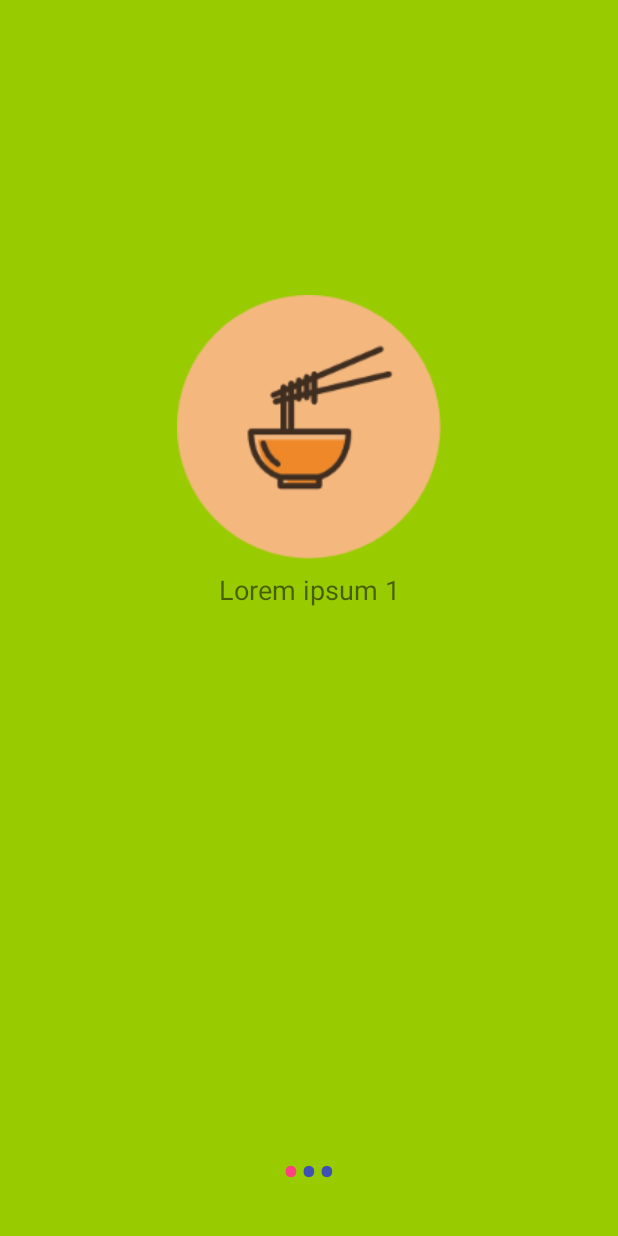
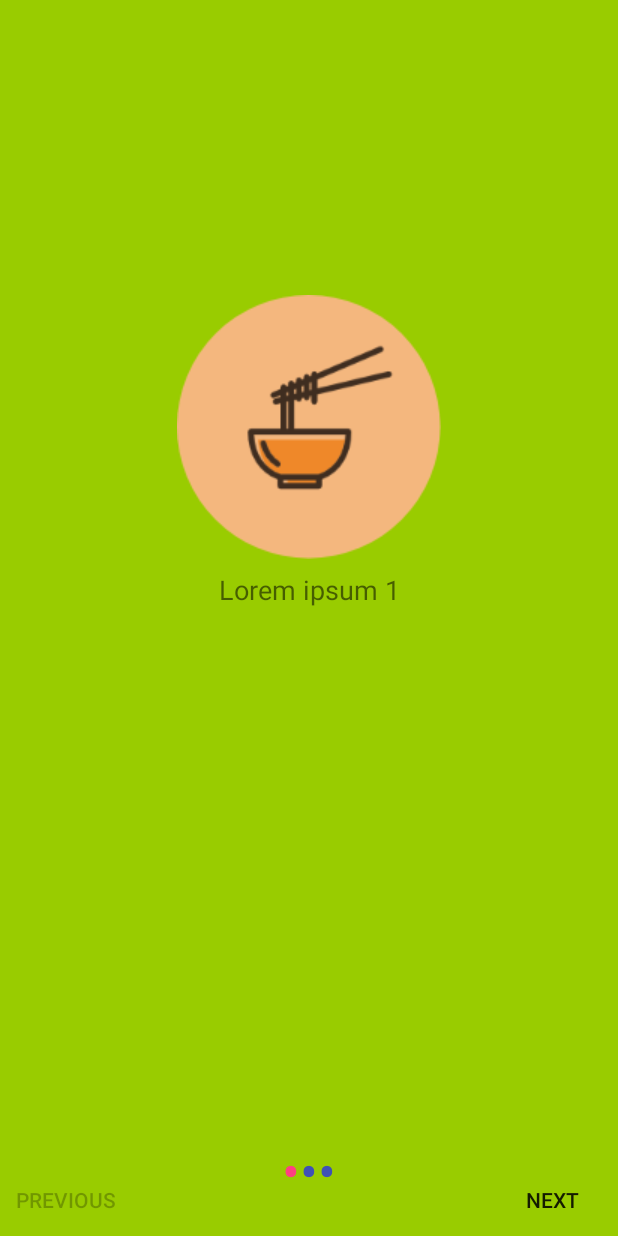
Before and after one commit to lajos-vlasics/get-drunk-for-less, an Android app: the TutorialActivity screen opened directly, with no data from a screen before it, on a phone screen of 412 x 824 dp. Run offline under Robolectric (Android 15) with nearby library versions, the phone set to English and light mode, and no system bars.

Commit message:
added buttons for slide tutorials

```diff
--- a/app/src/main/java/com/lalikum/getdrunkforless/TutorialActivity.java
+++ b/app/src/main/java/com/lalikum/getdrunkforless/TutorialActivity.java
@@ -1,9 +1,12 @@
 package com.lalikum.getdrunkforless;
 
+import android.content.Intent;
 import android.support.v4.view.ViewPager;
 import android.support.v7.app.AppCompatActivity;
 import android.os.Bundle;
 import android.text.Html;
+import android.view.View;
+import android.widget.Button;
 import android.widget.LinearLayout;
 import android.widget.TextView;
 
@@ -14,7 +17,13 @@ public class TutorialActivity extends AppCompatActivity {
     private ViewPager slideViewPager;
     private LinearLayout slideDotsLayout;
 
+    private int pageCount = 3;
+
     private TextView[] slideDotsTextViewList;
+
+    private Button previousButton;
+    private Button nextButton;
+    private int currentPage;
 
     private TutorialSliderAdapter tutorialSliderAdapter;
 
@@ -26,6 +35,9 @@ public class TutorialActivity extends AppCompatActivity {
         slideViewPager = findViewById(R.id.slideViewPager);
         slideDotsLayout = findViewById(R.id.slideDotsLayout);
 
+        previousButton = findViewById(R.id.previousButton);
+        nextButton = findViewById(R.id.nextButton);
+
         tutorialSliderAdapter = new TutorialSliderAdapter(this);
 
         slideViewPager.setAdapter(tutorialSliderAdapter);
@@ -33,12 +45,26 @@ public class TutorialActivity extends AppCompatActivity {
         addDotsIndicator();
 
         slideViewPager.addOnPageChangeListener(onPageChangeListener);
+
+/*        previousButton.setOnClickListener(new View.OnClickListener() {
+            @Override
+            public void onClick(View v) {
+                slideViewPager.setCurrentItem(currentPage - 1);
+            }
+        });*/
+
+/*        nextButton.setOnClickListener(new View.OnClickListener() {
+            @Override
+            public void onClick(View v) {
+                slideViewPager.setCurrentItem(currentPage + 1);
+            }
+        });*/
     }
 
     private void addDotsIndicator() {
-        slideDotsTextViewList = new TextView[3];
+        slideDotsTextViewList = new TextView[pageCount];
 
-        for (int i = 0; i < 3; i++) {
+        for (int i = 0; i < slideDotsTextViewList.length; i++) {
             TextView dotTextView = new TextView(this);
             dotTextView.setText(Html.fromHtml("&#8226;"));
             dotTextView.setTextSize(35);
@@ -58,6 +84,32 @@ public class TutorialActivity extends AppCompatActivity {
         @Override
         public void onPageSelected(int position) {
             changeDotsColor(position);
+            currentPage = position;
+
+            if (currentPage == 0) {
+                previousButton.setEnabled(false);
+            } else if (currentPage == pageCount - 1) {
+                previousButton.setEnabled(true);
+                nextButton.setText("Continue");
+                nextButton.setOnClickListener(null);
+                nextButton.setOnClickListener(new View.OnClickListener() {
+                    @Override
+                    public void onClick(View v) {
+                        continueButtonEventListener(v);
+                    }
+                });
+
+            } else {
+                previousButton.setEnabled(true);
+                nextButton.setText("Next");
+                nextButton.setOnClickListener(null);
+                nextButton.setOnClickListener(new View.OnClickListener() {
+                    @Override
+                    public void onClick(View v) {
+                        nextButtonEventListener(v);
+                    }
+                });
+            }
         }
 
         @Override
@@ -76,4 +128,17 @@ public class TutorialActivity extends AppCompatActivity {
         }
     }
 
+    public void previousButtonEventListener(View view) {
+        slideViewPager.setCurrentItem(currentPage - 1);
+    }
+
+    public void nextButtonEventListener(View view) {
+        slideViewPager.setCurrentItem(currentPage + 1);
+    }
+
+    public void continueButtonEventListener(View view) {
+        Intent intent = new Intent(TutorialActivity.this, MainActivity.class);
+        startActivity(intent);
+    }
+
 }
--- a/app/src/main/res/layout/activity_tutorial.xml
+++ b/app/src/main/res/layout/activity_tutorial.xml
@@ -26,4 +26,25 @@
         android:orientation="horizontal"
         android:padding="20dp"></LinearLayout>
 
+    <Button
+        android:id="@+id/previousButton"
+        android:layout_width="wrap_content"
+        android:layout_height="wrap_content"
+        android:layout_alignParentBottom="true"
+        android:layout_alignParentStart="true"
+        android:background="@android:color/transparent"
+        android:enabled="false"
+        android:onClick="previousButtonEventListener"
+        android:text="Previous" />
+
+    <Button
+        android:id="@+id/nextButton"
+        android:layout_width="wrap_content"
+        android:layout_height="wrap_content"
+        android:layout_alignParentBottom="true"
+        android:layout_alignParentEnd="true"
+        android:background="@android:color/transparent"
+        android:onClick="nextButtonEventListener"
+        android:text="Next" />
+
 </RelativeLayout>
```
